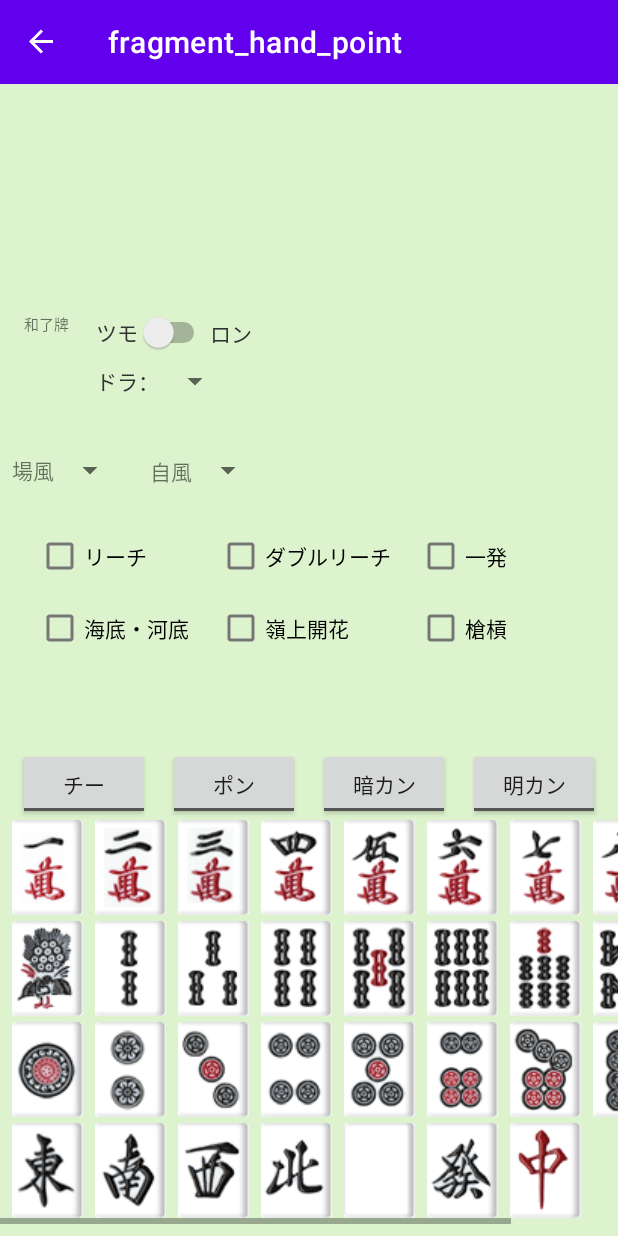
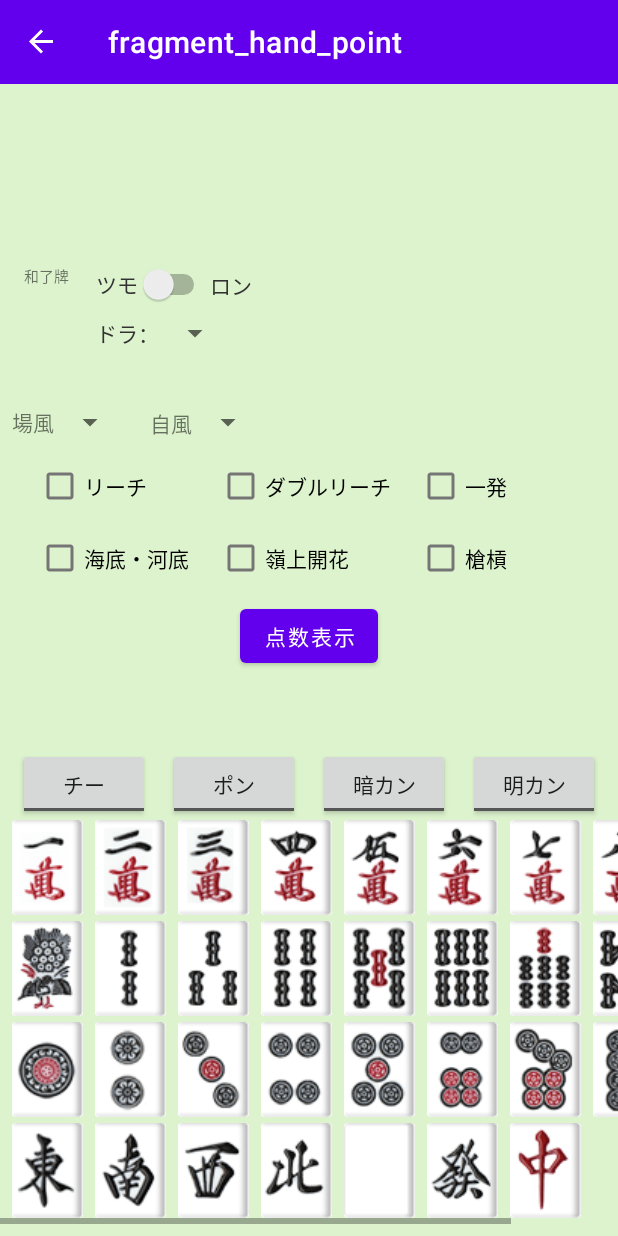
Before and after one commit to 17043003/MajanCalculator, an Android app: the screen it shows after launch (MainActivity), after a tap on "和了点計算", on a phone screen of 412 x 824 dp. Run offline under Robolectric (Android 15) with nearby library versions, the phone set to English and light mode, and no system bars; our stand-ins replace Dagger/Hilt's generated code, data binding, navigation-ui; libraries missing offline, so code that uses them is left out: com.xwray.groupie; 6 statements that could not run were skipped; 1 other tap on this screen came first.

Commit message:
add: fetch hand point with dora.

```diff
--- a/app/src/main/java/com/ishzk/android/majancalculator/domain/PointAPI.kt
+++ b/app/src/main/java/com/ishzk/android/majancalculator/domain/PointAPI.kt
@@ -16,11 +16,11 @@ interface PointAPI {
         @Query("w_s") w_s: String,
         @Query("w_p") w_p: String,
         @Query("w_h") w_h: String,
-        @Query("dora_m") dora_m: String,
-        @Query("dora_s") dora_s: String,
-        @Query("dora_p") dora_p: String,
-        @Query("dora_h") dora_h: String,
+        @Query("opens") opens: String,
+        @Query("own_wind") ownWind: Int,
+        @Query("field_wind") fieldWind: Int,
         @Query("tsumo") tsumo: Boolean,
+        @Query("yakus") yakus: String,
     ): Call<PointData>
 
     @GET("/wait")
--- a/app/src/main/java/com/ishzk/android/majancalculator/domain/handpoint/PointRepository.kt
+++ b/app/src/main/java/com/ishzk/android/majancalculator/domain/handpoint/PointRepository.kt
@@ -9,8 +9,11 @@ interface PointRepository {
 data class PointRequestData(
     val hands: TileKinds,
     val win_tile: TileKinds,
-    val dora_indicator: TileKinds,
+    val opens: String,
+    val ownWind: Int,
+    val fieldWind: Int,
     val isTsumo: Boolean,
+    val yakus: String,
 )
 
 data class PointResponseData(
@@ -19,6 +22,7 @@ data class PointResponseData(
     val han: Int,
     val fu: Int,
     val yaku: List<YakuDetail>,
+    val fuDetail: List<FuDetail>,
 )
 
 data class TileKinds(
--- a/app/src/main/java/com/ishzk/android/majancalculator/ui/HandPointFragment.kt
+++ b/app/src/main/java/com/ishzk/android/majancalculator/ui/HandPointFragment.kt
@@ -120,6 +120,22 @@ class HandPointFragment: Fragment() {
             }
         }
 
+        lifecycleScope.launch {
+            repeatOnLifecycle(Lifecycle.State.STARTED) {
+                viewModel.resultHandPoint.collect{
+                    if(it == null) return@collect
+
+
+                }
+            }
+        }
+
+        binding.pointResultButton.setOnClickListener {
+            lifecycleScope.launchWhenStarted {
+                viewModel.onClickResult()
+            }
+        }
+
         return binding.root
     }
 
@@ -226,6 +242,10 @@ class HandPointFragment: Fragment() {
         super.onDestroyView()
         _binding = null
     }
+
+    companion object{
+        const val TAG = "HandPointFragment"
+    }
 }
 
 class OpenTileListDecoration(): RecyclerView.ItemDecoration(){
--- a/app/src/main/res/layout/fragment_hand_point.xml
+++ b/app/src/main/res/layout/fragment_hand_point.xml
@@ -308,7 +308,7 @@
             android:layout_marginStart="8dp"
             android:layout_marginTop="8dp"
             android:layout_marginEnd="8dp"
-            android:minHeight="64dp"
+            android:minHeight="48dp"
             app:layoutManager="androidx.recyclerview.widget.LinearLayoutManager"
             app:layout_constraintEnd_toEndOf="parent"
             app:layout_constraintHeight_min="wrap"
@@ -321,7 +321,7 @@
             android:layout_width="0dp"
             android:layout_height="wrap_content"
             android:layout_marginTop="8dp"
-            android:minHeight="64dp"
+            android:minHeight="48dp"
             app:layoutManager="androidx.recyclerview.widget.LinearLayoutManager"
             app:layout_constraintEnd_toEndOf="@+id/selectedTilesList"
             app:layout_constraintStart_toStartOf="@+id/selectedTilesList"
@@ -502,38 +502,32 @@
             android:layout_width="wrap_content"
             android:layout_height="wrap_content"
             android:layout_marginStart="24dp"
-            android:text="@string/reachCheck"
+            android:layout_marginTop="8dp"
             android:checked="@={view_model.reachCheck}"
             android:enabled="@{view_model.isMenzen}"
+            android:text="@string/reachCheck"
             app:layout_constraintStart_toStartOf="parent"
-            app:layout_constraintTop_toTopOf="@+id/guideline2" />
+            app:layout_constraintTop_toBottomOf="@+id/textView6" />
 
         <CheckBox
             android:id="@+id/doubleReachCheck"
             android:layout_width="wrap_content"
             android:layout_height="wrap_content"
-            android:text="@string/doubleReachCheck"
             android:checked="@={view_model.doubleReachCheck}"
             android:enabled="@{view_model.isMenzen}"
+            android:text="@string/doubleReachCheck"
             app:layout_constraintStart_toStartOf="@+id/guideline3"
-            app:layout_constraintTop_toTopOf="@+id/guideline2" />
+            app:layout_constraintTop_toTopOf="@+id/reachCheck" />
 
         <CheckBox
             android:id="@+id/oneShotCheck"
             android:layout_width="wrap_content"
             android:layout_height="wrap_content"
-            android:text="@string/oneShotCheck"
             android:checked="@={view_model.oneShotCheck}"
             android:enabled="@{view_model.reachCheck || view_model.doubleReachCheck}"
+            android:text="@string/oneShotCheck"
             app:layout_constraintStart_toStartOf="@+id/guideline4"
-            app:layout_constraintTop_toTopOf="@+id/guideline2" />
-
-        <androidx.constraintlayout.widget.Guideline
-            android:id="@+id/guideline2"
-            android:layout_width="wrap_content"
-            android:layout_height="wrap_content"
-            android:orientation="horizontal"
-            app:layout_constraintGuide_begin="291dp" />
+            app:layout_constraintTop_toTopOf="@+id/doubleReachCheck" />
 
         <CheckBox
             android:id="@+id/haiteiCheck"
@@ -580,5 +574,15 @@
             android:orientation="vertical"
             app:layout_constraintGuide_begin="278dp" />
 
+        <Button
+            android:id="@+id/pointResultButton"
+            android:layout_width="wrap_content"
+            android:layout_height="wrap_content"
+            android:layout_marginTop="4dp"
+            android:text="@string/PointResultButton"
+            app:layout_constraintEnd_toEndOf="parent"
+            app:layout_constraintStart_toStartOf="parent"
+            app:layout_constraintTop_toBottomOf="@+id/haiteiCheck" />
+
     </androidx.constraintlayout.widget.ConstraintLayout>
 </layout>
--- a/app/src/main/res/values/strings.xml
+++ b/app/src/main/res/values/strings.xml
@@ -71,4 +71,5 @@
     <string name="haiteiCheck">海底・河底</string>
     <string name="rinshanCheck">嶺上開花</string>
     <string name="chankanCheck">槍槓</string>
+    <string name="PointResultButton">点数表示</string>
 </resources>
```
Also changed, not shown: app/src/main/java/com/ishzk/android/majancalculator/domain/handpoint/PointData.kt (+14 -0 lines), app/src/main/java/com/ishzk/android/majancalculator/domain/handpoint/PointService.kt (+6 -5 lines), app/src/main/java/com/ishzk/android/majancalculator/domain/handpoint/WonHand.kt (+33 -0 lines), app/src/main/java/com/ishzk/android/majancalculator/repository/RetrofitPointRepository.kt (+12 -8 lines), app/src/main/java/com/ishzk/android/majancalculator/ui/HandPointViewModel.kt (+50 -4 lines).
